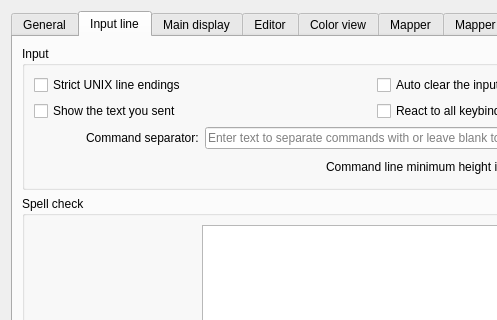
First picture: the form in src/ui/profile_preferences.ui, repository Mudlet/Mudlet, before the edit; both pictures show x 0 to 497 and y 0 to 320 of the 747 by 808 pixel window.
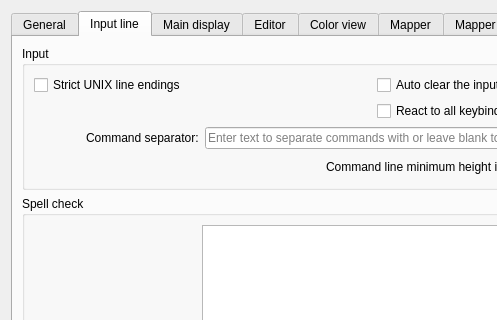
Second picture: the form after the edit. The open tabs and pages were chosen to show the change. Icons and pictures are not drawn. Custom widgets are drawn as their Qt base class.

```diff
--- a/src/ui/profile_preferences.ui
+++ b/src/ui/profile_preferences.ui
@@ -502,16 +502,6 @@
             </property>
            </widget>
           </item>
-          <item row="1" column="0" colspan="2">
-           <widget class="QCheckBox" name="show_sent_text_checkbox">
-            <property name="toolTip">
-             <string>Echo the text you send in the display box</string>
-            </property>
-            <property name="text">
-             <string>Show the text you sent</string>
-            </property>
-           </widget>
-          </item>
           <item row="1" column="2" colspan="2">
            <widget class="QCheckBox" name="checkBox_runAllKeyBindings">
             <property name="toolTip">
```
Left out of the diff: 1 changed line with no effect on the pictures.
